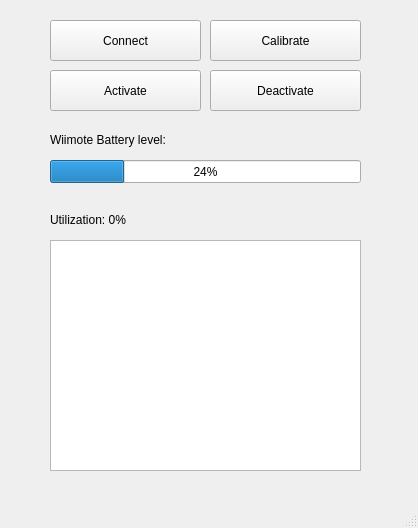
The window that mainwindow.ui (pnegre/python-whiteboard) describes before a commit, drawn with Qt 5.
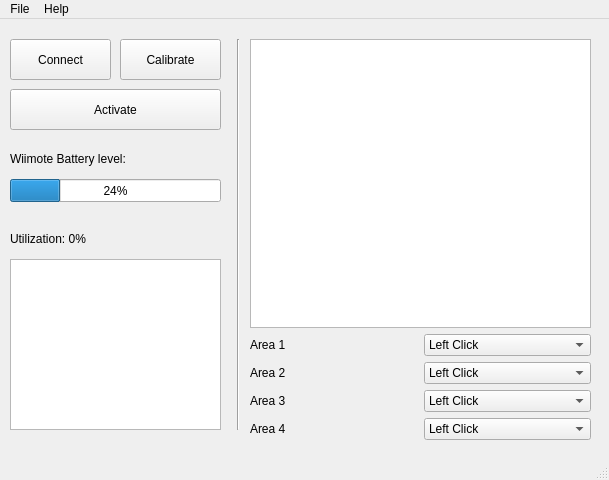
The same window after the commit.

Commit message: Afegint característiques a la GUI

```diff
--- a/mainwindow.ui
+++ b/mainwindow.ui
@@ -6,8 +6,8 @@
    <rect>
     <x>0</x>
     <y>0</y>
-    <width>418</width>
-    <height>528</height>
+    <width>609</width>
+    <height>480</height>
    </rect>
   </property>
   <property name="windowTitle">
@@ -17,9 +17,9 @@
    <widget class="QPushButton" name="pushButtonConnect">
     <property name="geometry">
      <rect>
-      <x>50</x>
+      <x>10</x>
       <y>20</y>
-      <width>151</width>
+      <width>101</width>
       <height>41</height>
      </rect>
     </property>
@@ -30,9 +30,9 @@
    <widget class="QPushButton" name="pushButtonActivate">
     <property name="geometry">
      <rect>
-      <x>50</x>
+      <x>10</x>
       <y>70</y>
-      <width>151</width>
+      <width>211</width>
       <height>41</height>
      </rect>
     </property>
@@ -40,25 +40,12 @@
      <string>Activate</string>
     </property>
    </widget>
-   <widget class="QPushButton" name="pushButtonDeactivate">
-    <property name="geometry">
-     <rect>
-      <x>210</x>
-      <y>70</y>
-      <width>151</width>
-      <height>41</height>
-     </rect>
-    </property>
-    <property name="text">
-     <string>Deactivate</string>
-    </property>
-   </widget>
    <widget class="QPushButton" name="pushButtonCalibrate">
     <property name="geometry">
      <rect>
-      <x>210</x>
+      <x>120</x>
       <y>20</y>
-      <width>151</width>
+      <width>101</width>
       <height>41</height>
      </rect>
     </property>
@@ -69,9 +56,9 @@
    <widget class="QProgressBar" name="batteryLevel">
     <property name="geometry">
      <rect>
-      <x>50</x>
+      <x>10</x>
       <y>160</y>
-      <width>311</width>
+      <width>211</width>
       <height>23</height>
      </rect>
     </property>
@@ -82,7 +69,7 @@
    <widget class="QLabel" name="label">
     <property name="geometry">
      <rect>
-      <x>50</x>
+      <x>10</x>
       <y>130</y>
       <width>171</width>
       <height>19</height>
@@ -95,10 +82,10 @@
    <widget class="QGraphicsView" name="wiiScreen">
     <property name="geometry">
      <rect>
-      <x>50</x>
+      <x>10</x>
       <y>240</y>
-      <width>311</width>
-      <height>231</height>
+      <width>211</width>
+      <height>171</height>
      </rect>
     </property>
     <property name="sizePolicy">
@@ -128,9 +115,9 @@
    <widget class="QLabel" name="label_utilization">
     <property name="geometry">
      <rect>
-      <x>50</x>
+      <x>10</x>
       <y>210</y>
-      <width>311</width>
+      <width>221</width>
       <height>19</height>
      </rect>
     </property>
@@ -138,8 +125,212 @@
      <string>Utilization: 0%</string>
     </property>
    </widget>
+   <widget class="Line" name="line">
+    <property name="geometry">
+     <rect>
+      <x>230</x>
+      <y>20</y>
+      <width>16</width>
+      <height>391</height>
+     </rect>
+    </property>
+    <property name="orientation">
+     <enum>Qt::Vertical</enum>
+    </property>
+   </widget>
+   <widget class="QWidget" name="">
+    <property name="geometry">
+     <rect>
+      <x>250</x>
+      <y>20</y>
+      <width>341</width>
+      <height>401</height>
+     </rect>
+    </property>
+    <layout class="QVBoxLayout" name="verticalLayout">
+     <item>
+      <widget class="QGraphicsView" name="screenAreas">
+       <property name="autoFillBackground">
+        <bool>false</bool>
+       </property>
+      </widget>
+     </item>
+     <item>
+      <layout class="QGridLayout" name="gridLayout">
+       <item row="0" column="0">
+        <widget class="QLabel" name="label_2">
+         <property name="text">
+          <string>Area 1</string>
+         </property>
+        </widget>
+       </item>
+       <item row="0" column="1">
+        <widget class="QComboBox" name="comboBox">
+         <item>
+          <property name="text">
+           <string>Left Click</string>
+          </property>
+         </item>
+         <item>
+          <property name="text">
+           <string>Double Click</string>
+          </property>
+         </item>
+         <item>
+          <property name="text">
+           <string>Only Move</string>
+          </property>
+         </item>
+         <item>
+          <property name="text">
+           <string>Right Click</string>
+          </property>
+         </item>
+         <item>
+          <property name="text">
+           <string>Middle Click</string>
+          </property>
+         </item>
+        </widget>
+       </item>
+       <item row="1" column="0">
+        <widget class="QLabel" name="label_3">
+         <property name="text">
+          <string>Area 2</string>
+         </property>
+        </widget>
+       </item>
+       <item row="1" column="1">
+        <widget class="QComboBox" name="comboBox_2">
+         <item>
+          <property name="text">
+           <string>Left Click</string>
+          </property>
+         </item>
+         <item>
+          <property name="text">
+           <string>Double Click</string>
+          </property>
+         </item>
+         <item>
+          <property name="text">
+           <string>Only Move</string>
+          </property>
+         </item>
+         <item>
+          <property name="text">
+           <string>Right Click</string>
+          </property>
+         </item>
+         <item>
+          <property name="text">
+           <string>Middle Click</string>
+          </property>
+         </item>
+        </widget>
+       </item>
+       <item row="2" column="0">
+        <widget class="QLabel" name="label_4">
+         <property name="text">
+          <string>Area 3</string>
+         </property>
+        </widget>
+       </item>
+       <item row="2" column="1">
+        <widget class="QComboBox" name="comboBox_3">
+         <item>
+          <property name="text">
+           <string>Left Click</string>
+          </property>
+         </item>
+         <item>
+          <property name="text">
+           <string>Double Click</string>
+          </property>
+         </item>
+         <item>
+          <property name="text">
+           <string>Only Move</string>
+          </property>
+         </item>
+         <item>
+          <property name="text">
+           <string>Right Click</string>
+          </property>
+         </item>
+         <item>
+          <property name="text">
+           <string>Middle Click</string>
+          </property>
+         </item>
+        </widget>
+       </item>
+       <item row="3" column="0">
+        <widget class="QLabel" name="label_5">
+         <property name="text">
+          <string>Area 4</string>
+         </property>
+        </widget>
+       </item>
+       <item row="3" column="1">
+        <widget class="QComboBox" name="comboBox_4">
+         <item>
+          <property name="text">
+           <string>Left Click</string>
+          </property>
+         </item>
+         <item>
+          <property name="text">
+           <string>Double Click</string>
+          </property>
+         </item>
+         <item>
+          <property name="text">
+           <string>Only Move</string>
+          </property>
+         </item>
+         <item>
+          <property name="text">
+           <string>Right Click</string>
+          </property>
+         </item>
+         <item>
+          <property name="text">
+           <string>Middle Click</string>
+          </property>
+         </item>
+        </widget>
+       </item>
+      </layout>
+     </item>
+    </layout>
+   </widget>
   </widget>
   <widget class="QStatusBar" name="statusbar"/>
+  <widget class="QMenuBar" name="menuBar">
+   <property name="geometry">
+    <rect>
+     <x>0</x>
+     <y>0</y>
+     <width>609</width>
+     <height>26</height>
+    </rect>
+   </property>
+   <widget class="QMenu" name="menuFile">
+    <property name="title">
+     <string>File</string>
+    </property>
+    <addaction name="actionQuit"/>
+   </widget>
+   <widget class="QMenu" name="menuHelp">
+    <property name="title">
+     <string>Help</string>
+    </property>
+    <addaction name="actionHelp"/>
+   </widget>
+   <addaction name="menuFile"/>
+   <addaction name="menuHelp"/>
+  </widget>
   <action name="actionExit">
    <property name="text">
     <string>Exit</string>
```
Left out of the diff: 10 changed lines with no effect on the pictures. The commit also changes 2 other files.
